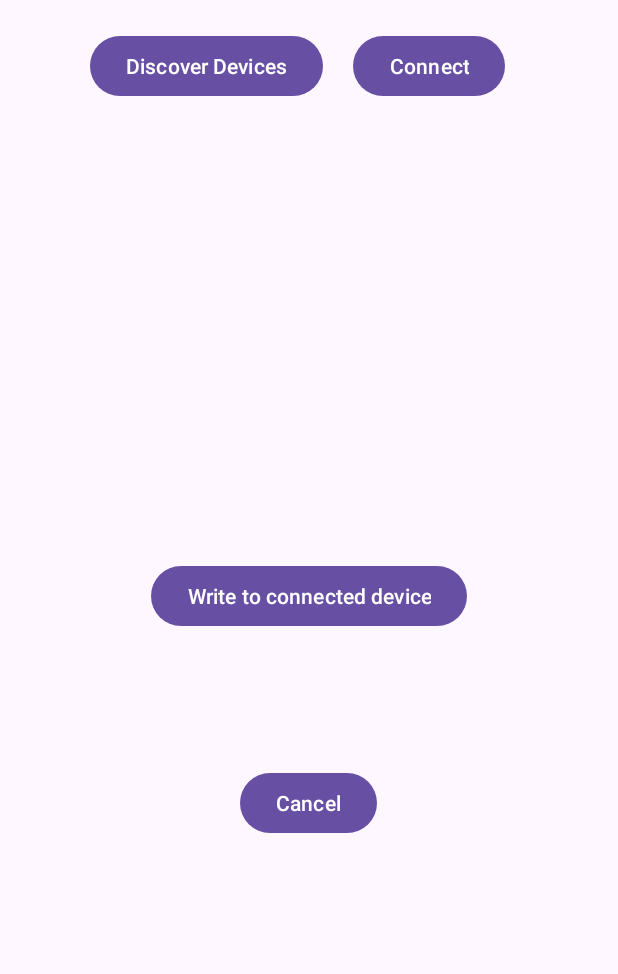
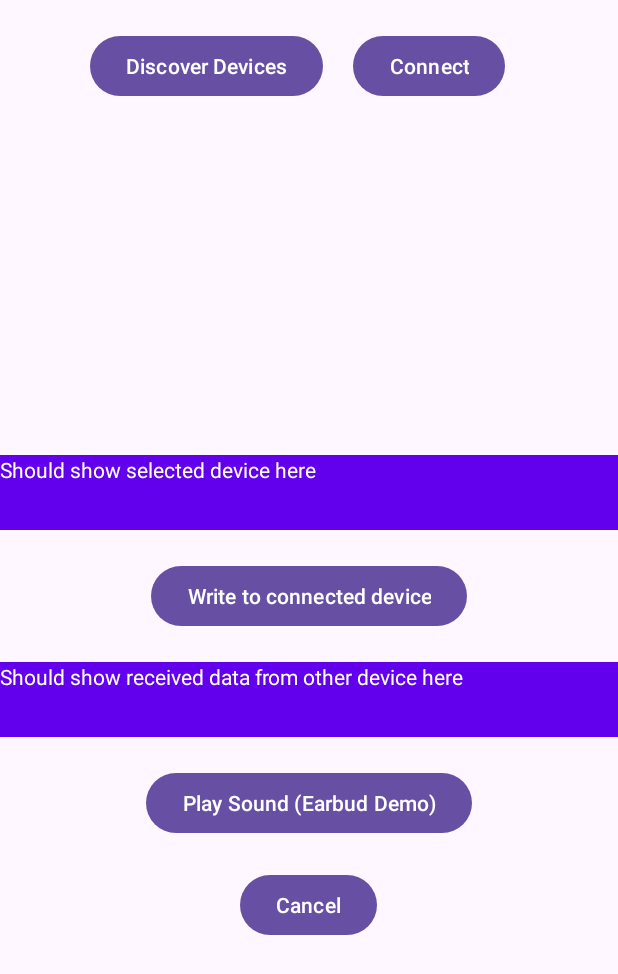
Before and after one commit to etc3000/BluetoothDemo2, an Android app: the screen it shows after launch (MainActivity), on a phone screen of 412 x 824 dp. Shown: the top 974 px of the screen. Run offline under Robolectric (Android 15) with nearby library versions, the phone set to English and light mode, and no system bars.

Commit message:
Added sound for demo purposes between Pixel & TOZO-12 earbuds

```diff
--- a/app/src/main/java/com/example/bluetoothdemo2/MainActivity.java
+++ b/app/src/main/java/com/example/bluetoothdemo2/MainActivity.java
@@ -29,6 +29,8 @@ import java.lang.reflect.Method;
 import java.util.ArrayList;
 import java.util.UUID;
 
+import android.media.MediaPlayer;
+
 public class MainActivity extends AppCompatActivity {
 
     private static final String TAG = "MainActivity";
@@ -45,6 +47,8 @@ public class MainActivity extends AppCompatActivity {
     private ListView deviceListView;
     private ArrayList<BluetoothDevice> discoveredDevices;
     private ArrayAdapter<BluetoothDevice> deviceAdapter;
+
+    private MediaPlayer mediaPlayer;
 
     private final Handler handler = new Handler(msg -> {
         switch (msg.what) {
@@ -93,6 +97,8 @@ public class MainActivity extends AppCompatActivity {
         deviceAdapter = new ArrayAdapter<>(this, android.R.layout.simple_list_item_1, discoveredDevices);
         deviceListView.setAdapter(deviceAdapter);
 
+        mediaPlayer = MediaPlayer.create(this, R.raw.tafd); // replace "your_sound_file" with the name of your sound file
+
         deviceListView.setOnItemClickListener((parent, view, position, id) -> {
             BluetoothDevice selectedDevice = deviceAdapter.getItem(position);
             if (selectedDevice != null) {
@@ -100,6 +106,16 @@ public class MainActivity extends AppCompatActivity {
             } else {
                 Log.e(TAG, "No device selected");
                 showToast("No device selected");
+            }
+        });
+
+        Button playSoundButton = findViewById(R.id.play_sound_button); // replace "play_sound_button" with the id of your button
+        playSoundButton.setOnClickListener(view -> {
+            if (connectivity != null) {
+                mediaPlayer.start();
+            } else {
+                Log.e(TAG, "Devices are not connected");
+                showToast("Devices are not connected");
             }
         });
 
@@ -233,6 +249,7 @@ public class MainActivity extends AppCompatActivity {
     private BluetoothDevice getSelectedDevice() {
         int selectedPosition = deviceAdapter.getPosition(bluetoothDevice);
         if (selectedPosition != ListView.INVALID_POSITION) {
+            tv1.setText("Device Selected!");
             return discoveredDevices.get(selectedPosition);
         }
         return null;
--- a/app/src/main/res/layout/activity_main.xml
+++ b/app/src/main/res/layout/activity_main.xml
@@ -27,7 +27,9 @@
         android:id="@+id/tv1"
         android:layout_width="match_parent"
         android:layout_height="50dp"
-        android:text=""
+        android:text="Should show selected device here"
+        android:textColor="@color/white"
+        android:background="@color/design_default_color_primary"
         android:layout_below="@id/device_list_view"
         android:layout_centerHorizontal="true"
         android:layout_marginTop="20dp"/>
@@ -55,8 +57,19 @@
         android:id="@+id/received_data_text"
         android:layout_width="match_parent"
         android:layout_height="50dp"
-        android:text=""
+        android:text="Should show received data from other device here"
+        android:textColor="@color/white"
+        android:background="@color/design_default_color_primary"
         android:layout_below="@id/write_button"
+        android:layout_centerHorizontal="true"
+        android:layout_marginTop="20dp"/>
+
+    <Button
+        android:id="@+id/play_sound_button"
+        android:layout_width="wrap_content"
+        android:layout_height="wrap_content"
+        android:text="Play Sound (Earbud Demo)"
+        android:layout_below="@id/received_data_text"
         android:layout_centerHorizontal="true"
         android:layout_marginTop="20dp"/>
 
@@ -65,7 +78,7 @@
         android:layout_width="wrap_content"
         android:layout_height="wrap_content"
         android:text="Cancel"
-        android:layout_below="@id/received_data_text"
+        android:layout_below="@id/play_sound_button"
         android:layout_centerHorizontal="true"
         android:layout_marginTop="20dp"/>
 </RelativeLayout>
```
Also changed, not shown: 1 other file.
